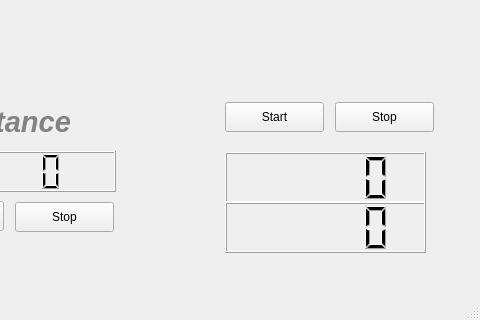
leekminxx/RasPi-2024, file project/main.ui: the form before one commit; both pictures show x 435 to 915 and y 158 to 478 of the 915 by 478 pixel window.
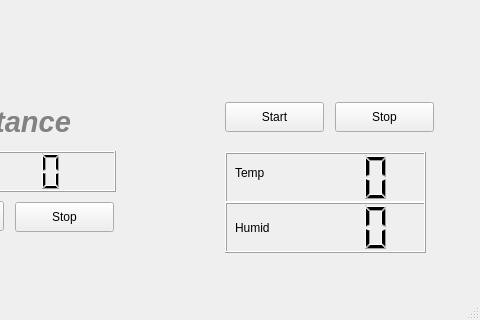
The form after the commit. Icons and pictures are not drawn.

Commit message: 다시 수정

What changed in the file:
```diff
--- a/project/main.ui
+++ b/project/main.ui
@@ -223,6 +223,9 @@
       <height>51</height>
      </rect>
     </property>
+    <property name="styleSheet">
+     <string notr="true"/>
+    </property>
    </widget>
    <widget class="QLCDNumber" name="lcdHumidity">
     <property name="geometry">
@@ -234,6 +237,32 @@
      </rect>
     </property>
    </widget>
+   <widget class="QLabel" name="label_4">
+    <property name="geometry">
+     <rect>
+      <x>670</x>
+      <y>320</y>
+      <width>68</width>
+      <height>22</height>
+     </rect>
+    </property>
+    <property name="text">
+     <string>Temp</string>
+    </property>
+   </widget>
+   <widget class="QLabel" name="label_5">
+    <property name="geometry">
+     <rect>
+      <x>670</x>
+      <y>370</y>
+      <width>101</width>
+      <height>31</height>
+     </rect>
+    </property>
+    <property name="text">
+     <string>Humid</string>
+    </property>
+   </widget>
   </widget>
   <widget class="QMenuBar" name="menubar">
    <property name="geometry">
```
Left out of the diff: 6 changed lines with no effect on the pictures. The commit also changes 1 other file.
